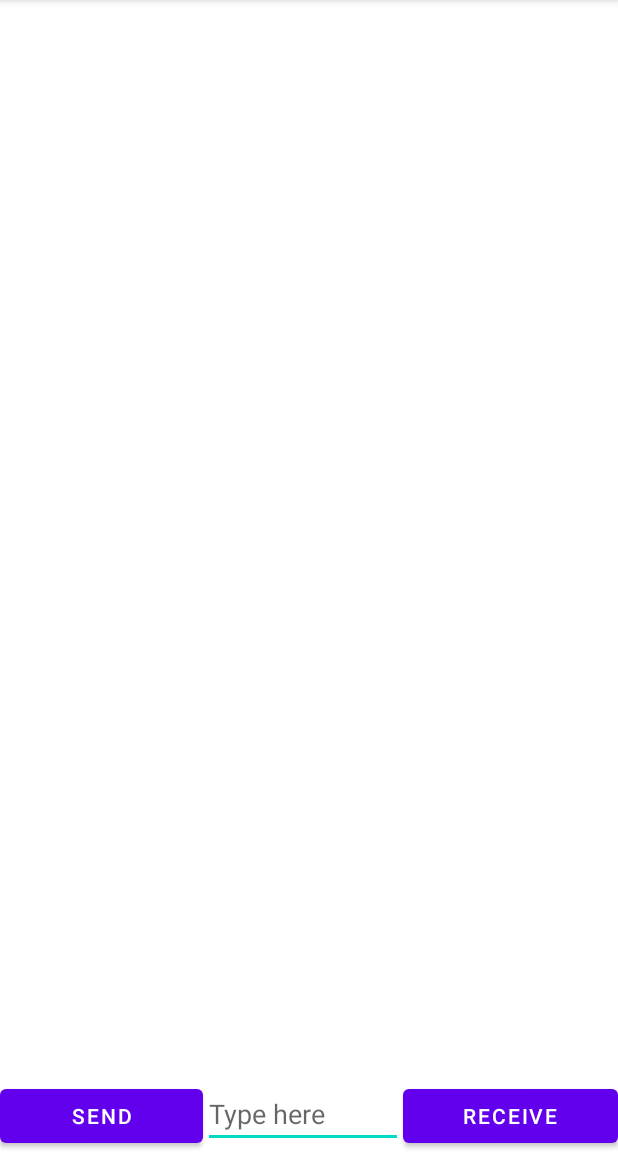
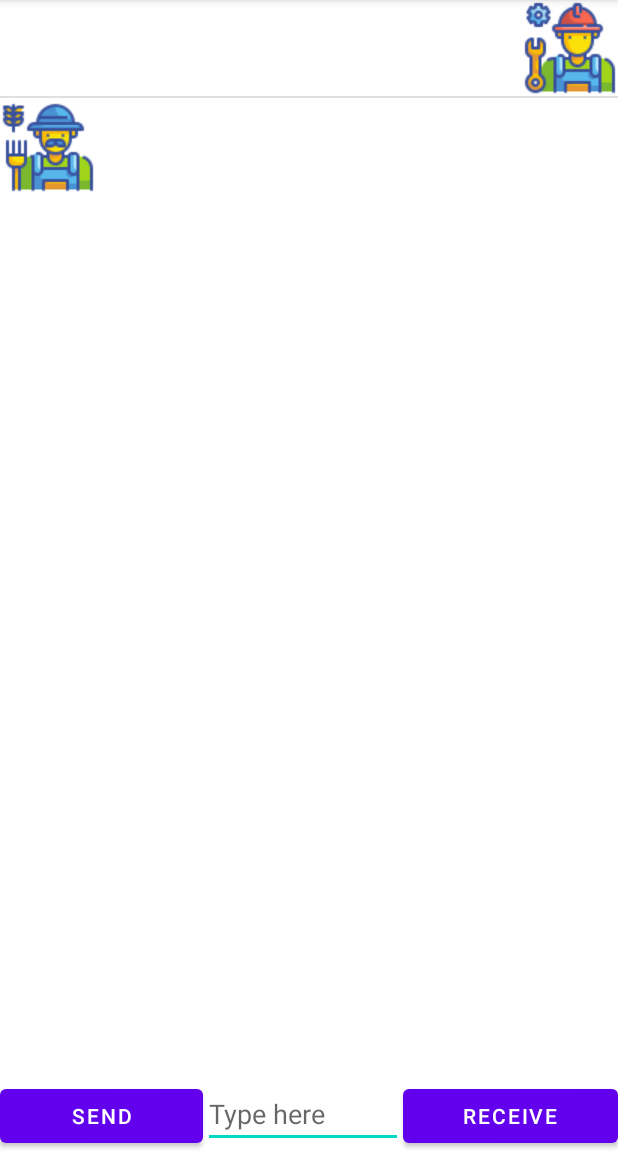
Before and after one commit to gaal0007/AndroidLabs, an Android app: the ChatRoomActivity screen opened directly, with no data from a screen before it, after a tap on "RECEIVE", on a phone screen of 412 x 824 dp, the part 84-1236 px from its top. Run offline under Robolectric (Android 15) with nearby library versions, the phone set to English and light mode, and no system bars; 1 other tap on this screen came first.

Commit message:
Finished Lab 4!

```diff
--- a/app/src/main/java/com/example/androidlabs/ChatRoomActivity.java
+++ b/app/src/main/java/com/example/androidlabs/ChatRoomActivity.java
@@ -1,5 +1,6 @@
 package com.example.androidlabs;
 
+import androidx.appcompat.app.AlertDialog;
 import androidx.appcompat.app.AppCompatActivity;
 
 import android.os.Bundle;
@@ -16,7 +17,7 @@ import java.util.ArrayList;
 
 public class ChatRoomActivity extends AppCompatActivity
 {
-    private ArrayList<String> elements = new ArrayList<>();
+    private ArrayList<Message> elements = new ArrayList<>();
     static Button sendButton = null;
     static Button receiveButton = null;
     static EditText msgField = null;
@@ -31,6 +32,28 @@ public class ChatRoomActivity extends AppCompatActivity
         myListView = findViewById(R.id.myListView);
         myListAdapter = new ListAdapter();
         myListView.setAdapter(myListAdapter);
+        myListView.setOnItemLongClickListener((p, b, pos, id) -> {
+            AlertDialog.Builder alertDialogBuilder = new AlertDialog.Builder(this);
+            alertDialogBuilder.setTitle("Do you want to delete this?")
+
+                    //What is the message:
+                    .setMessage("The selected row is: " + pos
+                    + "\nThe database ID is: " + id)
+
+                    //what the Yes button does:
+                    .setPositiveButton("Yes", (click, arg) -> {
+                        elements.remove(pos);
+                        myListAdapter.notifyDataSetChanged();
+                    })
+                    //What the No button does:
+                    .setNegativeButton("No", (click, arg) -> { })
+
+                    //Show the dialog
+                    .create().show();
+
+            return true;
+        });
+
         msgField = findViewById(R.id.messageText);
         sendButton = findViewById(R.id.sendButton);
         sendButton.setOnClickListener(btn -> onSend());
@@ -40,19 +63,27 @@ public class ChatRoomActivity extends AppCompatActivity
 
     public void onSend()
     {
-        //do something
+        String content = msgField.getText().toString();
+        Message newSentMessage = new Message(content, false);
+        elements.add(newSentMessage);
+        myListAdapter.notifyDataSetChanged();
+        msgField.setText("");
     }
 
     public void onReceive()
     {
-        //do something else
+        String content = msgField.getText().toString();
+        Message newReceivedMessage = new Message(content, true);
+        elements.add(newReceivedMessage);
+        myListAdapter.notifyDataSetChanged();
+        msgField.setText("");
     }
 
     private class ListAdapter extends BaseAdapter
     {
         public int getCount(){ return elements.size(); }
 
-        public Object getItem(int position){ return elements.get(position); }
+        public Object getItem(int position){ return elements.get(position).messageText; }
 
         public long getItemId(int position){ return (long)position; }
 
@@ -61,14 +92,25 @@ public class ChatRoomActivity extends AppCompatActivity
             View newView = old;
             LayoutInflater inflater = getLayoutInflater();
 
-            //make a new row
-            if(newView == null)
+            //check whether the message was sent or received
+            TextView tView;
+            if(elements.get(position).incoming == false)
             {
-                newView = inflater.inflate(R.layout.activity_chat_room, parent, false);
+                //make a new row
+                newView = inflater.inflate(R.layout.sent_message_layout, parent, false);
+
+                //set the text for this row as sent
+                tView = newView.findViewById(R.id.sentText);
+            }
+            else
+            {
+                //make a new row
+                newView = inflater.inflate(R.layout.received_message_layout, parent, false);
+
+                //set the text for this row as received
+                tView = newView.findViewById(R.id.receivedText);
             }
 
-            //set the text for this row
-            TextView tView = newView.findViewById(R.id.messageView);
             tView.setText(getItem(position).toString());
 
             return newView;
@@ -82,7 +124,8 @@ public class ChatRoomActivity extends AppCompatActivity
 
         Message(String content, Boolean isIncoming)
         {
-
+            this.messageText = content;
+            this.incoming = isIncoming;
         }
     }
 }
--- a/app/src/main/java/com/example/androidlabs/MainActivity.java
+++ b/app/src/main/java/com/example/androidlabs/MainActivity.java
@@ -3,8 +3,10 @@ package com.example.androidlabs;
 import androidx.appcompat.app.AppCompatActivity;
 
 import android.content.Context;
+import android.content.Intent;
 import android.content.SharedPreferences;
 import android.os.Bundle;
+import android.widget.Button;
 import android.widget.EditText;
 
 public class MainActivity extends AppCompatActivity
@@ -12,6 +14,7 @@ public class MainActivity extends AppCompatActivity
     SharedPreferences prefs = null;
     SharedPreferences.Editor edit = null;
     EditText email = null;
+    Button loginButton = null;
 
     @Override
     protected void onCreate(Bundle savedInstanceState)
@@ -24,6 +27,9 @@ public class MainActivity extends AppCompatActivity
         String savedEmail = prefs.getString("ReserveName", "");
         email = findViewById(R.id.emailField);
         email.setText(savedEmail);
+        Intent goToProfileActivity = new Intent(this, ProfileActivity.class);
+        loginButton = findViewById(R.id.loginButton);
+        loginButton.setOnClickListener(bt -> startActivity(goToProfileActivity));
     }
 
     @Override
--- a/app/src/main/res/layout/activity_login.xml
+++ b/app/src/main/res/layout/activity_login.xml
@@ -30,6 +30,7 @@
     <Button
         android:layout_width="match_parent"
         android:layout_height="wrap_content"
-        android:text="LOGIN"/>
+        android:text="LOGIN"
+        android:id="@+id/loginButton"/>
 
 </LinearLayout>
--- /dev/null
+++ b/app/src/main/res/layout/received_message_layout.xml
@@ -0,0 +1,21 @@
+<?xml version="1.0" encoding="utf-8"?>
+<RelativeLayout xmlns:android="http://schemas.android.com/apk/res/android"
+    android:layout_width="match_parent"
+    android:layout_height="wrap_content"
+    android:orientation="horizontal">
+
+    <ImageView
+        android:layout_width="wrap_content"
+        android:layout_height="wrap_content"
+        android:id="@+id/receivedIcon"
+        android:src="@drawable/row_receive"
+        android:layout_alignParentStart="true"/>
+
+    <TextView
+        android:layout_height="wrap_content"
+        android:layout_width="wrap_content"
+        android:id="@+id/receivedText"
+        android:text="empty text"
+        android:layout_toRightOf="@id/receivedIcon"/>
+
+</RelativeLayout>
--- /dev/null
+++ b/app/src/main/res/layout/sent_message_layout.xml
@@ -0,0 +1,21 @@
+<?xml version="1.0" encoding="utf-8"?>
+<RelativeLayout xmlns:android="http://schemas.android.com/apk/res/android"
+    android:layout_width="match_parent"
+    android:layout_height="wrap_content"
+    android:orientation="horizontal">
+
+    <TextView
+        android:id="@+id/sentText"
+        android:layout_width="wrap_content"
+        android:layout_height="wrap_content"
+        android:text="empty text"
+        android:layout_toLeftOf="@id/sentIcon"/>
+
+    <ImageView
+        android:id="@+id/sentIcon"
+        android:layout_width="wrap_content"
+        android:layout_height="wrap_content"
+        android:src="@drawable/row_send"
+        android:layout_alignParentEnd="true"/>
+
+</RelativeLayout>
```
Also changed, not shown: app/src/main/res/layout/row_layout.xml (deleted, +0 -13 lines).
